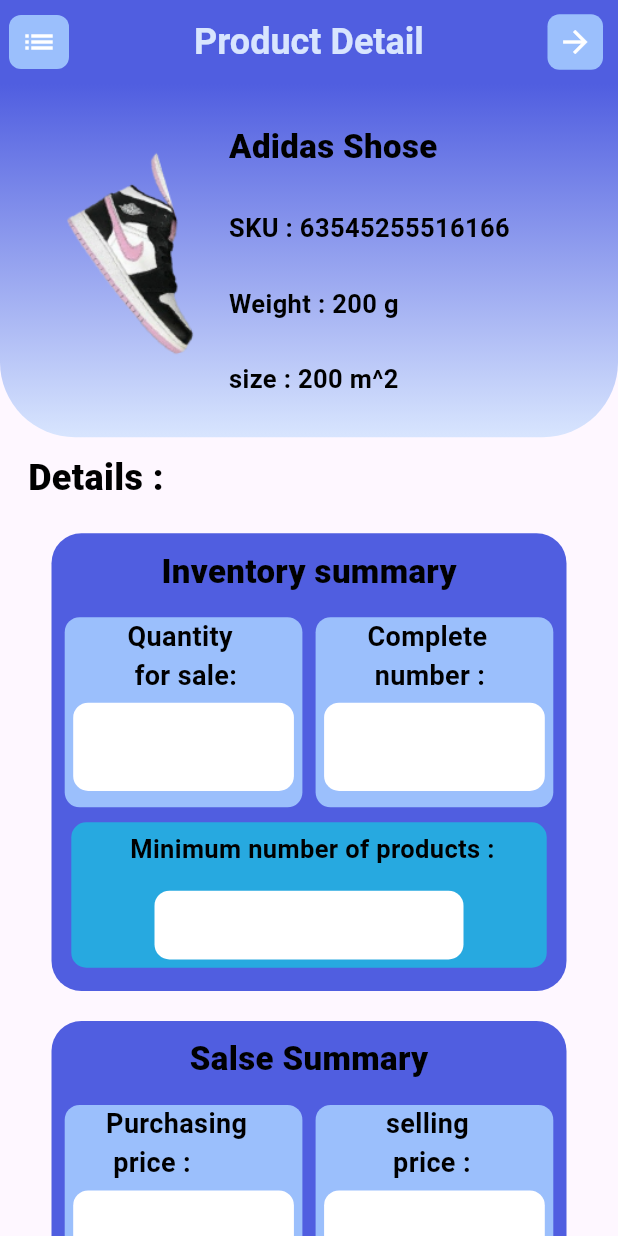
After one commit to MasaAlayobi/Warehouse-Managment-Employee, a Flutter app: the ProductDetailsView screen opened by its route, on a phone screen of 412 x 824 dp. The commit adds this screen. Run offline on Flutter 3.47's test engine with Material 3 defaults, Android fonts, the phone set to English and light mode, and no system bars; our stand-ins replace dots_indicator, go_router.

Commit message:
product details

```diff
--- a/lib/core/config/router/app_router.dart
+++ b/lib/core/config/router/app_router.dart
@@ -2,13 +2,15 @@
 import 'package:mobile_warehouse_managment/feature/Auth/login/view/login_view.dart';
 import 'package:mobile_warehouse_managment/feature/Home/view/home_view.dart';
 import 'package:mobile_warehouse_managment/feature/inventory/inventory/view/inventory_view.dart';
+import 'package:mobile_warehouse_managment/feature/inventory/productDetails/view/product_details_view.dart';
 import 'package:mobile_warehouse_managment/feature/inventory/warehouses/view/warehouses_view.dart';
 
 abstract class AppRouter {
   static const String kLoginView = '/loginView';
   static const String kHomeView='/HomeView';
-  static const String KWarehousesView='/WarehousesView';
-  static const String KInventoryView='/InventoryView';
+  static const String kWarehousesView='/WarehousesView';
+  static const String kInventoryView='/InventoryView';
+  static const String kProductDetailsView='/ProductDetailsView';
   static final routter = GoRouter(routes: [
     GoRoute(
       path: "/",
@@ -16,7 +18,8 @@
     ),
     GoRoute(path: kLoginView, builder: (context, state) => LoginView()),
     GoRoute(path: kHomeView, builder: (context, state) => HomeView()),
-    GoRoute(path: KWarehousesView, builder: (context, state) =>WarehousesView()),
-    GoRoute(path: KInventoryView, builder: (context, state) =>InventoryView()),
+    GoRoute(path: kWarehousesView, builder: (context, state) =>WarehousesView()),
+    GoRoute(path: kInventoryView, builder: (context, state) =>InventoryView()),
+    GoRoute(path: kProductDetailsView, builder: (context, state) =>ProductDetailsView()),
   ]);
 }
--- a/lib/core/config/widget/custom_appbar.dart
+++ b/lib/core/config/widget/custom_appbar.dart
@@ -1,11 +1,13 @@
 import 'package:flutter/material.dart';
 import 'package:flutter/widgets.dart';
+import 'package:go_router/go_router.dart';
 import 'package:mobile_warehouse_managment/core/config/widget/custom_button.dart';
 import 'package:mobile_warehouse_managment/core/resourse/app_color.dart';
 
 class CustomAppbar extends StatelessWidget implements PreferredSizeWidget{
-  CustomAppbar({super.key, required this.isnNotification, this.title});
+  CustomAppbar({super.key, required this.isnNotification, this.title, required this.ispop});
   final bool isnNotification;
+  final bool ispop;
   final String? title;
   @override
   Widget build(BuildContext context) {
@@ -28,7 +30,22 @@
               icon: Icons.notifications_outlined,
               colorIcon: AppColor.white,
             ),
-          )
+          ),
+          if(ispop==true)
+           Padding(
+            padding: const EdgeInsets.only(right: 10),
+            child: CustomButton(
+              onpress: () {
+                GoRouter.of(context).pop();
+              },
+              colors: AppColor.purple5,
+              width: 37,
+              height: 37,
+              radius: 8,
+              icon: Icons.arrow_forward,
+              colorIcon: AppColor.white,
+            ),
+          ),
         ],
         leading: Padding(
           padding: const EdgeInsets.only(right: 10, top: 10, bottom: 10),
--- a/lib/core/config/widget/custom_drawer.dart
+++ b/lib/core/config/widget/custom_drawer.dart
@@ -47,13 +47,13 @@
                   children: [
                     InkWell(
                       onTap: () {
-                         GoRouter.of(context).pushReplacement(AppRouter.KInventoryView);
+                         GoRouter.of(context).push(AppRouter.kInventoryView);
                       },
                       child: const Text('   Inventory',style: TextStyle(color: AppColor.white,fontSize: 16,fontWeight: FontWeight.w600))),
                     Divider(color: AppColor.white,thickness: 2,),
                     InkWell(
                       onTap: () {
-                        GoRouter.of(context).pushReplacement(AppRouter.KWarehousesView);
+                        GoRouter.of(context).push(AppRouter.kWarehousesView);
                       },
                       child: const Text('   Warehouses',style: TextStyle(color: AppColor.white,fontSize: 16,fontWeight: FontWeight.w600))),
                   ],
--- a/lib/core/resourse/app_color.dart
+++ b/lib/core/resourse/app_color.dart
@@ -13,4 +13,5 @@
   static const Color grey2=Color(0xffC0C6CE);
   static const Color black=Colors.black;
   static const Color pink=Color(0xffEAB0C8);
+  static const Color green1=Color(0xff27A9E0);
 }
--- a/lib/feature/Auth/login/view/login_view.dart
+++ b/lib/feature/Auth/login/view/login_view.dart
@@ -84,8 +84,9 @@
                     )),
                   ),
                   CustomButton(
-                      title: '->',
-                      fontsize: 27,
+                     icon: Icons.arrow_forward,
+                     sixeIcon: 33,
+                     colorIcon: AppColor.purple1,
                       onpress: () {
                         GoRouter.of(context).pushReplacement(AppRouter.kHomeView);
                       },
--- a/lib/feature/Home/view/home_view.dart
+++ b/lib/feature/Home/view/home_view.dart
@@ -46,7 +46,7 @@
       // key: _scaffoldKey,
       drawer: CustomDrawer(),
       backgroundColor: AppColor.purple1,
-      appBar: CustomAppbar(isnNotification: true,),
+      appBar: CustomAppbar(isnNotification: true,ispop: false,),
       body: Column(
         crossAxisAlignment: CrossAxisAlignment.start,
         children: [
--- a/lib/feature/inventory/inventory/Stripped/view/stripped_view.dart
+++ b/lib/feature/inventory/inventory/Stripped/view/stripped_view.dart
@@ -1,4 +1,6 @@
 import 'package:flutter/material.dart';
+import 'package:go_router/go_router.dart';
+import 'package:mobile_warehouse_managment/core/config/router/app_router.dart';
 import 'package:mobile_warehouse_managment/core/resourse/app_color.dart';
 import 'package:mobile_warehouse_managment/feature/inventory/inventory/Stripped/widget/widget_product_stripped.dart';
 
@@ -100,7 +102,9 @@
             'assets/images/addProduct.png',) ,
           backgroundColor:AppColor.purple4,
 
-          onPressed: (){}),
+          onPressed: (){
+            GoRouter.of(context).push(AppRouter.kProductDetailsView);
+          }),
       ),
     );
   }
--- a/lib/feature/inventory/inventory/view/inventory_view.dart
+++ b/lib/feature/inventory/inventory/view/inventory_view.dart
@@ -19,7 +19,7 @@
       child: Scaffold(
         backgroundColor: AppColor.purple1,
          drawer: CustomDrawer(),
-        appBar: CustomAppbar(isnNotification: true,title: 'Product',),
+        appBar: CustomAppbar(isnNotification: true,title: 'Product',ispop: false,),
         body: Column(
           children: [
             SizedBox(height: 10,),
--- /dev/null
+++ b/lib/feature/inventory/productDetails/view/product_details_view.dart
@@ -0,0 +1,297 @@
+import 'package:flutter/material.dart';
+import 'package:mobile_warehouse_managment/core/config/widget/custom_appbar.dart';
+import 'package:mobile_warehouse_managment/core/config/widget/custom_drawer.dart';
+import 'package:mobile_warehouse_managment/core/resourse/app_color.dart';
+
+class ProductDetailsView extends StatelessWidget {
+  const ProductDetailsView({super.key});
+
+  @override
+  Widget build(BuildContext context) {
+    return Scaffold(
+      drawer: CustomDrawer(),
+      appBar: CustomAppbar(
+        isnNotification: false,
+        ispop: true,
+        title: 'Product Detail',
+      ),
+      body: SingleChildScrollView(
+        child: Column(
+          crossAxisAlignment: CrossAxisAlignment.start,
+          children: [
+            Container(
+              height: MediaQuery.of(context).size.height / 3.5,
+              decoration: BoxDecoration(
+                gradient: LinearGradient(
+                    begin: Alignment.bottomCenter,
+                    end: Alignment.topCenter,
+                    colors: [AppColor.purple1, AppColor.purple4]),
+                borderRadius: BorderRadius.only(
+                  bottomLeft: Radius.circular(50),
+                  bottomRight: Radius.circular(50),
+                ),
+              ),
+              child: Row(
+                children: [
+                  Container(
+                    width: MediaQuery.of(context).size.width / 2.7,
+                    height: MediaQuery.of(context).size.height / 5,
+                    //  color: AppColor.black,
+                    child: Center(
+                        child: Image.asset('assets/images/Rectangle (4).png')),
+                  ),
+                  Column(
+                    mainAxisAlignment: MainAxisAlignment.spaceEvenly,
+                    crossAxisAlignment: CrossAxisAlignment.start,
+                    children: [
+                      Center(
+                        child: Text('Adidas Shose',
+                            style: const TextStyle(
+                                fontSize: 22,
+                                fontWeight: FontWeight.w800,
+                                color: AppColor.black)),
+                      ),
+                      Text('SKU : 63545255516166',
+                          style: const TextStyle(
+                              fontSize: 17,
+                              fontWeight: FontWeight.w700,
+                              color: AppColor.black)),
+                      Text('Weight : 200 g',
+                          style: const TextStyle(
+                              fontSize: 17,
+                              fontWeight: FontWeight.w700,
+                              color: AppColor.black)),
+                      Text('size : 200 m^2',
+                          style: const TextStyle(
+                              fontSize: 17,
+                              fontWeight: FontWeight.w700,
+                              color: AppColor.black)),
+                    ],
+                  ),
+                ],
+              ),
+            ),
+             SizedBox(
+              height: 10,
+            ),
+            Text('   Details : ',
+                style: const TextStyle(
+                    fontSize: 24,
+                    fontWeight: FontWeight.w800,
+                    color: AppColor.black)),
+            SizedBox(
+              height: 20,
+            ),
+            Center(
+              child: Container(
+                height: MediaQuery.of(context).size.height / 2.7,
+                width: MediaQuery.of(context).size.width / 1.2,
+                decoration: BoxDecoration(
+                  borderRadius: BorderRadius.circular(20),
+                  color: AppColor.purple4,
+                ),
+                child: Column(
+                  children: [
+                    SizedBox(
+                      height: 10,
+                    ),
+                    Center(
+                      child: Text('Inventory summary',
+                          style: const TextStyle(
+                              fontSize: 22,
+                              fontWeight: FontWeight.w800,
+                              color: AppColor.black)),
+                    ),
+                    SizedBox(
+                      height: 15,
+                    ),
+                    Row(
+                      mainAxisAlignment: MainAxisAlignment.spaceEvenly,
+                      children: [
+                        Container(
+                          width: MediaQuery.of(context).size.width / 2.6,
+                          height: MediaQuery.of(context).size.height / 6.5,
+                          decoration: BoxDecoration(
+                              borderRadius: BorderRadius.circular(10),
+                              color: AppColor.purple5),
+                          child: Column(
+                            // crossAxisAlignment: CrossAxisAlignment.start,
+                            children: [
+                              Text('Quantity \n for sale:',
+                                  style: const TextStyle(
+                                      fontSize: 18,
+                                      fontWeight: FontWeight.w700,
+                                      color: AppColor.black)),
+                              SizedBox(
+                                height: 5,
+                              ),
+                              Container(
+                                width: MediaQuery.of(context).size.width / 2.8,
+                                height: MediaQuery.of(context).size.height / 14,
+                                decoration: BoxDecoration(
+                                    borderRadius: BorderRadius.circular(10),
+                                    color: AppColor.white),
+                              )
+                            ],
+                          ),
+                        ),
+                        Container(
+                          width: MediaQuery.of(context).size.width / 2.6,
+                          height: MediaQuery.of(context).size.height / 6.5,
+                          decoration: BoxDecoration(
+                              borderRadius: BorderRadius.circular(10),
+                              color: AppColor.purple5),
+                          child: Column(
+                            // crossAxisAlignment: CrossAxisAlignment.start,
+                            children: [
+                              Text('Complete  \n number :',
+                                  style: const TextStyle(
+                                      fontSize: 18,
+                                      fontWeight: FontWeight.w700,
+                                      color: AppColor.black)),
+                              SizedBox(
+                                height: 5,
+                              ),
+                              Container(
+                                width: MediaQuery.of(context).size.width / 2.8,
+                                height: MediaQuery.of(context).size.height / 14,
+                                decoration: BoxDecoration(
+                                    borderRadius: BorderRadius.circular(10),
+                                    color: AppColor.white),
+                              )
+                            ],
+                          ),
+                        ),
+                      ],
+                    ),
+                    SizedBox(height: 10),
+                    Container(
+                      width: MediaQuery.of(context).size.width / 1.3,
+                      height: MediaQuery.of(context).size.height / 8.5,
+                      decoration: BoxDecoration(
+                          borderRadius: BorderRadius.circular(10),
+                          color: AppColor.green1),
+                      child: Column(
+                        mainAxisAlignment: MainAxisAlignment.spaceEvenly,
+                        crossAxisAlignment: CrossAxisAlignment.center,
+                        children: [
+                          Text('  Minimum number of products : ',
+                              style: const TextStyle(
+                                  fontSize: 17,
+                                  fontWeight: FontWeight.w700,
+                                  color: AppColor.black)),
+                          SizedBox(
+                            height: 5,
+                          ),
+                          Container(
+                            width: MediaQuery.of(context).size.width / 2,
+                            height: MediaQuery.of(context).size.height / 18,
+                            decoration: BoxDecoration(
+                                borderRadius: BorderRadius.circular(10),
+                                color: AppColor.white),
+                          )
+                        ],
+                      ),
+                    ),
+                  ],
+                ),
+              ),
+            ),
+            SizedBox(
+              height: 20,
+            ),
+            Center(
+              child: Container(
+                height: MediaQuery.of(context).size.height / 4,
+                width: MediaQuery.of(context).size.width / 1.2,
+                decoration: BoxDecoration(
+                  borderRadius: BorderRadius.circular(20),
+                  color: AppColor.purple4,
+                ),
+                child: Column(
+                  children: [
+                    SizedBox(
+                      height: 10,
+                    ),
+                    Center(
+                      child: Text('Salse Summary',
+                          style: const TextStyle(
+                              fontSize: 22,
+                              fontWeight: FontWeight.w800,
+                              color: AppColor.black)),
+                    ),
+                    SizedBox(
+                      height: 15,
+                    ),
+                    Row(
+                      mainAxisAlignment: MainAxisAlignment.spaceEvenly,
+                      children: [
+                        Container(
+                          width: MediaQuery.of(context).size.width / 2.6,
+                          height: MediaQuery.of(context).size.height / 6.5,
+                          decoration: BoxDecoration(
+                              borderRadius: BorderRadius.circular(10),
+                              color: AppColor.purple5),
+                          child: Column(
+                            // crossAxisAlignment: CrossAxisAlignment.start,
+                            children: [
+                              Text('Purchasing  \n price :',
+                                  style: const TextStyle(
+                                      fontSize: 18,
+                                      fontWeight: FontWeight.w700,
+                                      color: AppColor.black)),
+                              SizedBox(
+                                height: 5,
+                              ),
+                              Container(
+                                width: MediaQuery.of(context).size.width / 2.8,
+                                height: MediaQuery.of(context).size.height / 14,
+                                decoration: BoxDecoration(
+                                    borderRadius: BorderRadius.circular(10),
+                                    color: AppColor.white),
+                              )
+                            ],
+                          ),
+                        ),
+                        Container(
+                          width: MediaQuery.of(context).size.width / 2.6,
+                          height: MediaQuery.of(context).size.height / 6.5,
+                          decoration: BoxDecoration(
+                              borderRadius: BorderRadius.circular(10),
+                              color: AppColor.purple5),
+                          child: Column(
+                            // crossAxisAlignment: CrossAxisAlignment.start,
+                            children: [
+                              Text('selling  \n price :',
+                                  style: const TextStyle(
+                                      fontSize: 18,
+                                      fontWeight: FontWeight.w700,
+                                      color: AppColor.black)),
+                              SizedBox(
+                                height: 5,
+                              ),
+                              Container(
+                                width: MediaQuery.of(context).size.width / 2.8,
+                                height: MediaQuery.of(context).size.height / 14,
+                                decoration: BoxDecoration(
+                                    borderRadius: BorderRadius.circular(10),
+                                    color: AppColor.white),
+                              )
+                            ],
+                          ),
+                        ),
+                      ],
+                    ),
+                  ],
+                ),
+              ),
+            ),
+             SizedBox(
+              height: 20,
+            ),
+          ],
+        ),
+      ),
+    );
+  }
+}
--- a/lib/feature/inventory/warehouses/view/warehouses_view.dart
+++ b/lib/feature/inventory/warehouses/view/warehouses_view.dart
@@ -14,7 +14,7 @@
     return Scaffold(
       backgroundColor: AppColor.purple1,
       drawer: CustomDrawer(),
-      appBar: CustomAppbar(isnNotification: false,title: 'Warehouses',),
+      appBar: CustomAppbar(isnNotification: false,title: 'Warehouses',ispop: true,),
       body: Column(
         crossAxisAlignment: CrossAxisAlignment.start,
         children: [
```
